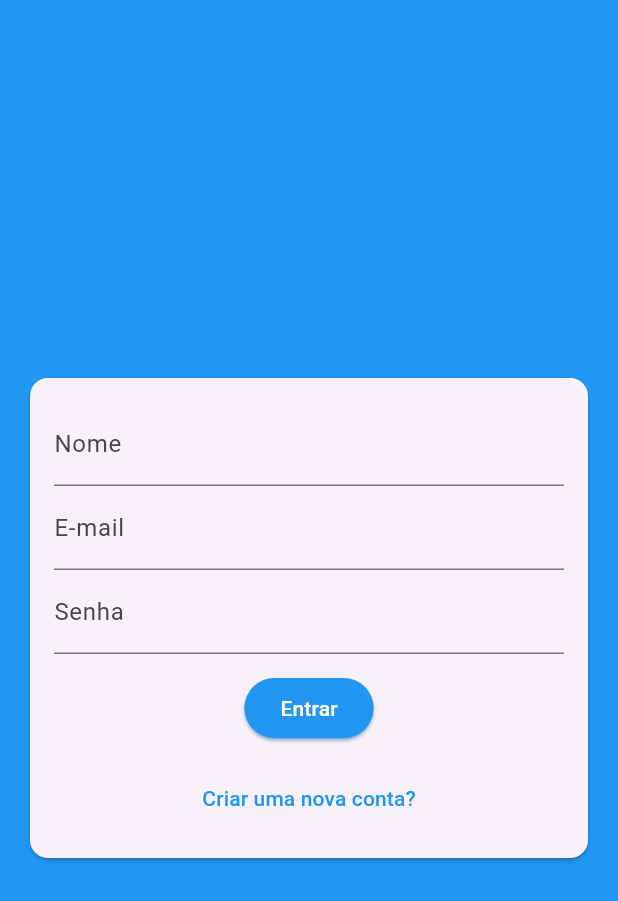
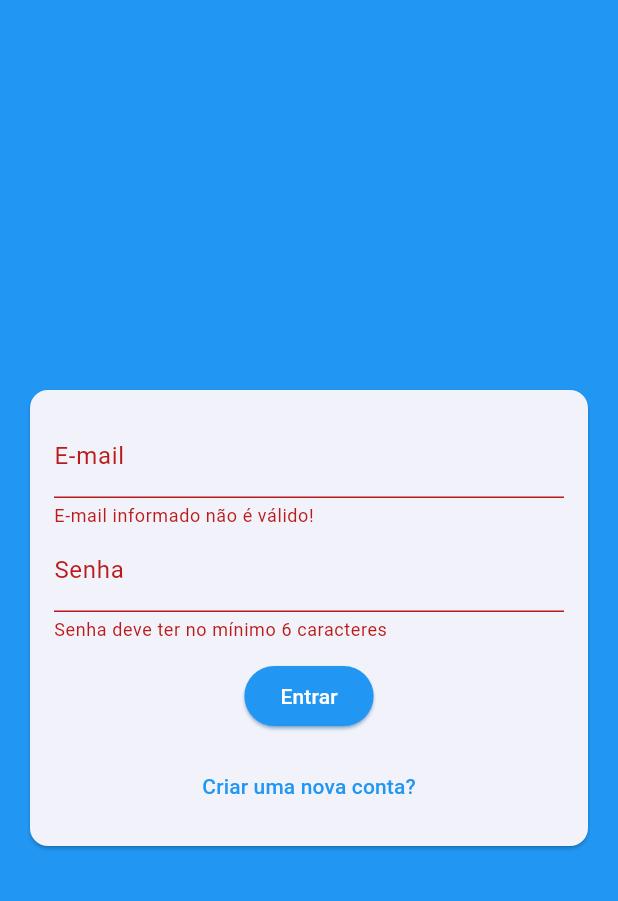
Before and after one commit to hantonny/chat, a Flutter app: the screen it shows after launch, after a tap on "Entrar", on a phone screen of 412 x 824 dp. Shown: the top 901 px of the screen. Run offline on Flutter 3.47's test engine with Material 3 defaults, Android fonts, the phone set to English and light mode, and no system bars; our stand-ins replace image_picker.

Commit message:
Adicionar Imagem

```diff
--- a/lib/components/auth_form.dart
+++ b/lib/components/auth_form.dart
@@ -1,7 +1,45 @@
+import 'dart:io';
+
+import 'package:chat/components/user_image_picker.dart';
+import 'package:chat/models/auth_form_data.dart';
 import 'package:flutter/material.dart';
 
-class AuthForm extends StatelessWidget {
-  const AuthForm({super.key});
+class AuthForm extends StatefulWidget {
+  final void Function(AuthFormData) onSubmit;
+
+  const AuthForm({super.key, required this.onSubmit});
+
+  @override
+  State<AuthForm> createState() => _AuthFormState();
+}
+
+class _AuthFormState extends State<AuthForm> {
+  final _formKey = GlobalKey<FormState>();
+  final _formData = AuthFormData();
+
+  void _handleImagePick(File image) {
+    _formData.image = image;
+  }
+
+  void _showErrorMensage(String msg) {
+    ScaffoldMessenger.of(context).showSnackBar(
+      SnackBar(
+        content: Text(msg),
+        backgroundColor: Theme.of(context).errorColor,
+      ),
+    );
+  }
+
+  void _submit() {
+    final isValid = _formKey.currentState?.validate() ?? false;
+    if (!isValid) return;
+
+    if (_formData.image == null && _formData.isSignup) {
+      return _showErrorMensage('Imagem não selecionada!');
+    }
+
+    widget.onSubmit(_formData);
+  }
 
   @override
   Widget build(BuildContext context) {
@@ -10,42 +48,84 @@ class AuthForm extends StatelessWidget {
       child: Padding(
         padding: const EdgeInsets.all(16),
         child: Form(
+          key: _formKey,
           child: Column(children: [
+            if (_formData.isSignup)
+              UserImagePicker(
+                onImagePick: _handleImagePick,
+              ),
+            if (_formData.isSignup)
+              TextFormField(
+                key: const ValueKey('name'),
+                initialValue: _formData.name,
+                onChanged: (name) => _formData.name = name,
+                decoration: const InputDecoration(labelText: 'Nome'),
+                validator: (localName) {
+                  final name = localName ?? '';
+                  if (name.trim().length < 5) {
+                    return 'Nome deve ter no mínimo 5 caracteres';
+                  }
+                  return null;
+                },
+              ),
             TextFormField(
-              decoration: const InputDecoration(labelText: 'Nome'),
+              key: const ValueKey('email'),
+              initialValue: _formData.email,
+              onChanged: (email) => _formData.email = email,
+              decoration: const InputDecoration(labelText: 'E-mail'),
+              validator: (localEmail) {
+                final email = localEmail ?? '';
+                if (!email.contains('@')) {
+                  return 'E-mail informado não é válido!';
+                }
+                return null;
+              },
             ),
             TextFormField(
-              decoration: const InputDecoration(labelText: 'E-mail'),
-            ),
-            TextFormField(
+              key: const ValueKey('password'),
+              initialValue: _formData.password,
+              onChanged: (password) => _formData.password = password,
               obscureText: true,
               decoration: const InputDecoration(labelText: 'Senha'),
+              validator: (localPassword) {
+                final password = localPassword ?? '';
+                if (password.length < 6) {
+                  return 'Senha deve ter no mínimo 6 caracteres';
+                }
+                return null;
+              },
             ),
             const SizedBox(
               height: 12,
             ),
             ElevatedButton(
-              onPressed: () {},
+              onPressed: _submit,
               style: ButtonStyle(
                 backgroundColor: MaterialStateProperty.all<Color>(Colors.blue),
                 shadowColor: MaterialStateProperty.all<Color>(Colors.blue),
               ),
-              child: const Text(
-                'Entrar',
-                style: TextStyle(color: Colors.white),
+              child: Text(
+                _formData.isLogin ? 'Entrar' : 'Cadastrar',
+                style: const TextStyle(color: Colors.white),
               ),
             ),
             const SizedBox(
               height: 12,
             ),
             TextButton(
-              onPressed: () {},
+              onPressed: () {
+                setState(() {
+                  _formData.tooggleAuthMode();
+                });
+              },
               style: ButtonStyle(
                 shadowColor: MaterialStateProperty.all<Color>(Colors.blue),
               ),
-              child: const Text(
-                'Criar uma nova conta?',
-                style: TextStyle(color: Colors.blue),
+              child: Text(
+                _formData.isLogin
+                    ? 'Criar uma nova conta?'
+                    : 'Já possuí conta?',
+                style: const TextStyle(color: Colors.blue),
               ),
             )
           ]),
--- a/lib/main.dart
+++ b/lib/main.dart
@@ -13,7 +13,7 @@ class MyApp extends StatelessWidget {
     return MaterialApp(
       title: 'Flutter Demo',
       theme: ThemeData(
-        colorScheme: ColorScheme.fromSeed(seedColor: Colors.deepPurple),
+        colorScheme: ColorScheme.fromSeed(seedColor: Colors.blue),
       ),
       home: const AuthPage(),
       debugShowCheckedModeBanner: false,
--- a/lib/pages/auth_page.dart
+++ b/lib/pages/auth_page.dart
@@ -1,17 +1,48 @@
 import 'package:chat/components/auth_form.dart';
+import 'package:chat/models/auth_form_data.dart';
 import 'package:flutter/material.dart';
 
-class AuthPage extends StatelessWidget {
+class AuthPage extends StatefulWidget {
   const AuthPage({super.key});
 
   @override
+  State<AuthPage> createState() => _AuthPageState();
+}
+
+class _AuthPageState extends State<AuthPage> {
+  bool _isLoading = false;
+  void _handleSubmit(AuthFormData formData) {
+    setState(() => _isLoading = true);
+    print('AuthPage...');
+    print(formData.email);
+    // setState(() => _isLoading = false);
+  }
+
+  @override
   Widget build(BuildContext context) {
-    return const Scaffold(
+    return Scaffold(
       backgroundColor: Colors.blue,
-      body: Center(
-          child: SingleChildScrollView(
-        child: AuthForm(),
-      )),
+      body: Stack(
+        children: [
+          Center(
+            child: SingleChildScrollView(
+              child: AuthForm(onSubmit: _handleSubmit),
+            ),
+          ),
+          if (_isLoading)
+            Container(
+              decoration: const BoxDecoration(
+                color: Color.fromRGBO(0, 0, 0, 0.5),
+              ),
+              child: const Center(
+                child: CircularProgressIndicator(
+                  backgroundColor: Colors.transparent,
+                  color: Colors.blue,
+                ),
+              ),
+            )
+        ],
+      ),
     );
   }
 }
--- a/pubspec.yaml
+++ b/pubspec.yaml
@@ -30,6 +30,7 @@ environment:
 dependencies:
   flutter:
     sdk: flutter
+  image_picker: ^1.0.7
 
 
   # The following adds the Cupertino Icons font to your application.
```
Also changed, not shown: lib/components/user_image_picker.dart (added, +62 -0 lines), pubspec.lock, 5 other files.
